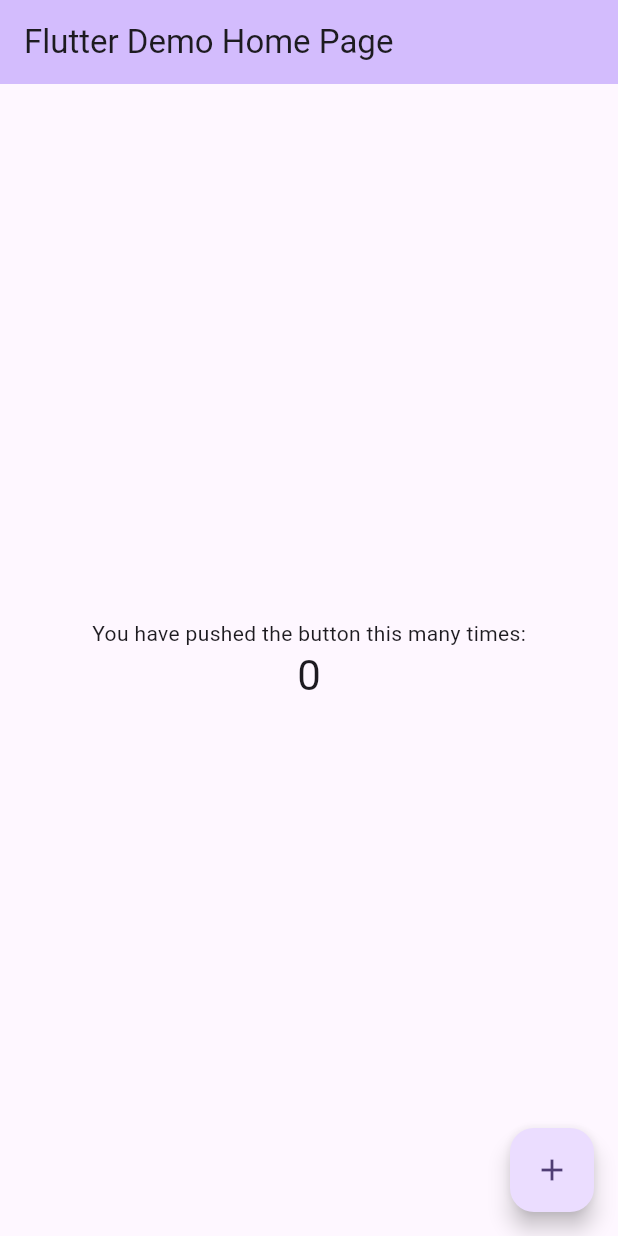
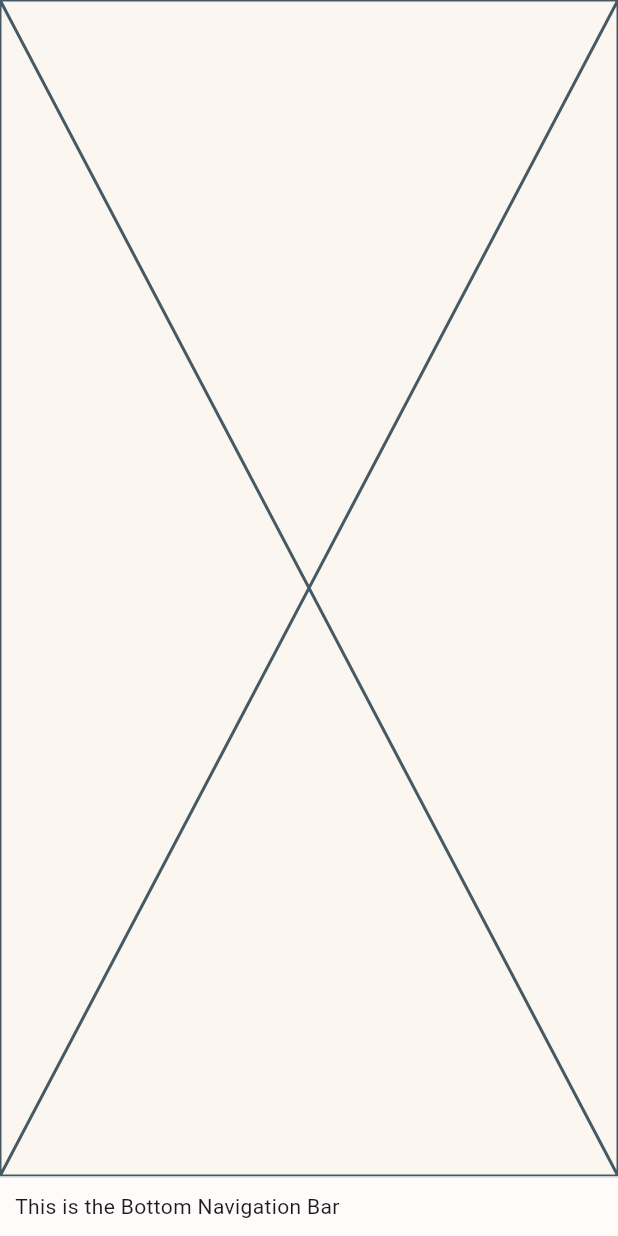
Before and after one commit to Esclender/wayllu-project, a Flutter app: the screen it shows after launch, on a phone screen of 412 x 824 dp. Run offline on Flutter 3.47's test engine with Material 3 defaults, Android fonts, the phone set to English and light mode, and no system bars; our stand-ins replace flutter_hooks, hexcolor; Roboto replaces fonts that are missing (Gotham).

Commit message:
feat: home screen base added

```diff
--- a/analysis_options.yaml
+++ b/analysis_options.yaml
@@ -1,28 +1,26 @@
-# This file configures the analyzer, which statically analyzes Dart code to
-# check for errors, warnings, and lints.
-#
-# The issues identified by the analyzer are surfaced in the UI of Dart-enabled
-# IDEs (https://dart.dev/tools#ides-and-editors). The analyzer can also be
-# invoked from the command line by running `flutter analyze`.
+# This file configures the analyzer to use the lint rule set from `package:lint`
 
-# The following line activates a set of recommended lints for Flutter apps,
-# packages, and plugins designed to encourage good coding practices.
-include: package:flutter_lints/flutter.yaml
+include: package:lint/strict.yaml # For production apps
+# include: package:lint/casual.yaml # For code samples, hackathons and other non-production code
+# include: package:lint/package.yaml # Use this for packages with public API
 
+
+# You might want to exclude auto-generated files from dart analysis
+analyzer:
+  exclude:
+    #- '**.freezed.dart'
+    - '**.g.dart'
+
+# You can customize the lint rules set to your own liking. A list of all rules
+# can be found at https://dart-lang.github.io/linter/lints/options/options.html
 linter:
-  # The lint rules applied to this project can be customized in the
-  # section below to disable rules from the `package:flutter_lints/flutter.yaml`
-  # included above or to enable additional rules. A list of all available lints
-  # and their documentation is published at https://dart.dev/lints.
-  #
-  # Instead of disabling a lint rule for the entire project in the
-  # section below, it can also be suppressed for a single line of code
-  # or a specific dart file by using the `// ignore: name_of_lint` and
-  # `// ignore_for_file: name_of_lint` syntax on the line or in the file
-  # producing the lint.
   rules:
-    # avoid_print: false  # Uncomment to disable the `avoid_print` rule
-    # prefer_single_quotes: true  # Uncomment to enable the `prefer_single_quotes` rule
+    # Util classes are awesome!
+    avoid_classes_with_only_static_members: false
 
-# Additional information about this file can be found at
-# https://dart.dev/guides/language/analysis-options
+    # Make constructors the first thing in every class
+    # sort_constructors_first: true
+
+    # Choose wisely, but you don't have to
+    # prefer_double_quotes: true
+    prefer_single_quotes: true
--- a/lib/main.dart
+++ b/lib/main.dart
@@ -1,4 +1,6 @@
 import 'package:flutter/material.dart';
+import 'package:wayllu_project/src/config/theme/app_theme.dart';
+import 'package:wayllu_project/src/presentation/views/home_screen.dart';
 
 void main() {
   runApp(const MyApp());
@@ -11,115 +13,12 @@ class MyApp extends StatelessWidget {
   @override
   Widget build(BuildContext context) {
     return MaterialApp(
-      title: 'Flutter Demo',
-      theme: ThemeData(
-        // This is the theme of your application.
-        //
-        // TRY THIS: Try running your application with "flutter run". You'll see
-        // the application has a purple toolbar. Then, without quitting the app,
-        // try changing the seedColor in the colorScheme below to Colors.green
-        // and then invoke "hot reload" (save your changes or press the "hot
-        // reload" button in a Flutter-supported IDE, or press "r" if you used
-        // the command line to start the app).
-        //
-        // Notice that the counter didn't reset back to zero; the application
-        // state is not lost during the reload. To reset the state, use hot
-        // restart instead.
-        //
-        // This works for code too, not just values: Most code changes can be
-        // tested with just a hot reload.
-        colorScheme: ColorScheme.fromSeed(seedColor: Colors.deepPurple),
-        useMaterial3: true,
+      debugShowCheckedModeBanner: false,
+      theme: ThemeApp.light,
+      home: AnnotatedRegion(
+        value: SystemStyles.light,
+        child: const HomeScreen(null),
       ),
-      home: const MyHomePage(title: 'Flutter Demo Home Page'),
     );
   }
 }
-
-class MyHomePage extends StatefulWidget {
-  const MyHomePage({super.key, required this.title});
-
-  // This widget is the home page of your application. It is stateful, meaning
-  // that it has a State object (defined below) that contains fields that affect
-  // how it looks.
-
-  // This class is the configuration for the state. It holds the values (in this
-  // case the title) provided by the parent (in this case the App widget) and
-  // used by the build method of the State. Fields in a Widget subclass are
-  // always marked "final".
-
-  final String title;
-
-  @override
-  State<MyHomePage> createState() => _MyHomePageState();
-}
-
-class _MyHomePageState extends State<MyHomePage> {
-  int _counter = 0;
-
-  void _incrementCounter() {
-    setState(() {
-      // This call to setState tells the Flutter framework that something has
-      // changed in this State, which causes it to rerun the build method below
-      // so that the display can reflect the updated values. If we changed
-      // _counter without calling setState(), then the build method would not be
-      // called again, and so nothing would appear to happen.
-      _counter++;
-    });
-  }
-
-  @override
-  Widget build(BuildContext context) {
-    // This method is rerun every time setState is called, for instance as done
-    // by the _incrementCounter method above.
-    //
-    // The Flutter framework has been optimized to make rerunning build methods
-    // fast, so that you can just rebuild anything that needs updating rather
-    // than having to individually change instances of widgets.
-    return Scaffold(
-      appBar: AppBar(
-        // TRY THIS: Try changing the color here to a specific color (to
-        // Colors.amber, perhaps?) and trigger a hot reload to see the AppBar
-        // change color while the other colors stay the same.
-        backgroundColor: Theme.of(context).colorScheme.inversePrimary,
-        // Here we take the value from the MyHomePage object that was created by
-        // the App.build method, and use it to set our appbar title.
-        title: Text(widget.title),
-      ),
-      body: Center(
-        // Center is a layout widget. It takes a single child and positions it
-        // in the middle of the parent.
-        child: Column(
-          // Column is also a layout widget. It takes a list of children and
-          // arranges them vertically. By default, it sizes itself to fit its
-          // children horizontally, and tries to be as tall as its parent.
-          //
-          // Column has various properties to control how it sizes itself and
-          // how it positions its children. Here we use mainAxisAlignment to
-          // center the children vertically; the main axis here is the vertical
-          // axis because Columns are vertical (the cross axis would be
-          // horizontal).
-          //
-          // TRY THIS: Invoke "debug painting" (choose the "Toggle Debug Paint"
-          // action in the IDE, or press "p" in the console), to see the
-          // wireframe for each widget.
-          mainAxisAlignment: MainAxisAlignment.center,
-          children: <Widget>[
-            const Text(
-              'You have pushed the button this many times:',
-            ),
-            Text(
-              '$_counter',
-              style: Theme.of(context).textTheme.headlineMedium,
-            ),
-          ],
-        ),
-      ),
-      floatingActionButton: FloatingActionButton(
-        onPressed: _incrementCounter,
-        tooltip: 'Increment',
-        child: const Icon(Icons.add),
-      ), // This trailing comma makes auto-formatting nicer for build methods.
-    );
-  }
-}
--- /dev/null
+++ b/lib/src/config/theme/app_theme.dart
@@ -0,0 +1,19 @@
+import 'package:flutter/material.dart';
+import 'package:flutter/services.dart';
+import 'package:wayllu_project/src/utils/constants/colors.dart';
+
+abstract class ThemeApp {
+  static ThemeData get light => ThemeData(
+        fontFamily: 'Gotham',
+        splashColor: Colors.transparent,
+      );
+}
+
+abstract class SystemStyles {
+  static SystemUiOverlayStyle get light => SystemUiOverlayStyle(
+        statusBarColor: Colors.transparent,
+        statusBarIconBrightness: Brightness.dark,
+        systemNavigationBarColor: bgPrimary,
+        systemNavigationBarIconBrightness: Brightness.dark,
+      );
+}
--- /dev/null
+++ b/lib/src/presentation/views/home_screen.dart
@@ -0,0 +1,19 @@
+import 'package:flutter/material.dart';
+import 'package:flutter_hooks/flutter_hooks.dart';
+import 'package:wayllu_project/src/presentation/widgets/bottom_navbar.dart';
+import 'package:wayllu_project/src/utils/constants/colors.dart';
+
+class HomeScreen extends HookWidget {
+  const HomeScreen(Key? key) : super(key: key);
+
+  @override
+  Widget build(BuildContext context) {
+    return Scaffold(
+      backgroundColor: bgPrimary,
+      body: const Placeholder(),
+      bottomNavigationBar: BottomNavBar(
+        key: key,
+      ),
+    );
+  }
+}
--- /dev/null
+++ b/lib/src/presentation/widgets/bottom_navbar.dart
@@ -0,0 +1,16 @@
+import 'package:flutter/material.dart';
+import 'package:flutter_hooks/flutter_hooks.dart';
+import 'package:wayllu_project/src/utils/constants/colors.dart';
+
+class BottomNavBar extends HookWidget {
+  const BottomNavBar({super.key});
+
+  @override
+  Widget build(BuildContext context) {
+    return Container(
+      padding: const EdgeInsets.all(10.0),
+      color: bottomNavBar.withOpacity(0.7),
+      child: const Text('This is the Bottom Navigation Bar'),
+    );
+  }
+}
--- /dev/null
+++ b/lib/src/utils/constants/colors.dart
@@ -0,0 +1,4 @@
+import 'package:hexcolor/hexcolor.dart';
+
+HexColor bgPrimary = HexColor('#FCF6F0');
+HexColor bottomNavBar = HexColor('#FFFFFF');
```
Also changed, not shown: pubspec.yaml (+17 -22 lines), assets/ISOTIPO.png (added), assets/Vector-Top.png (added), assets/fonts/Gotham-Book.otf (added), assets/fonts/Gotham-Medium.otf (added), assets/fonts/Portofino-Bold.ttf (added), lib/src/config/router/app_router.dart (added), pubspec.lock.
